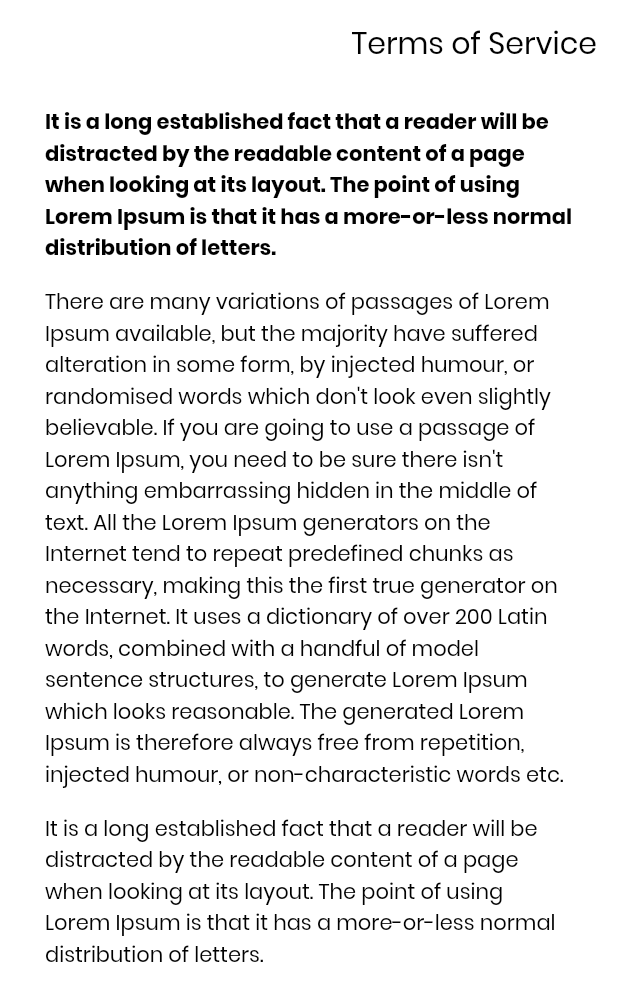
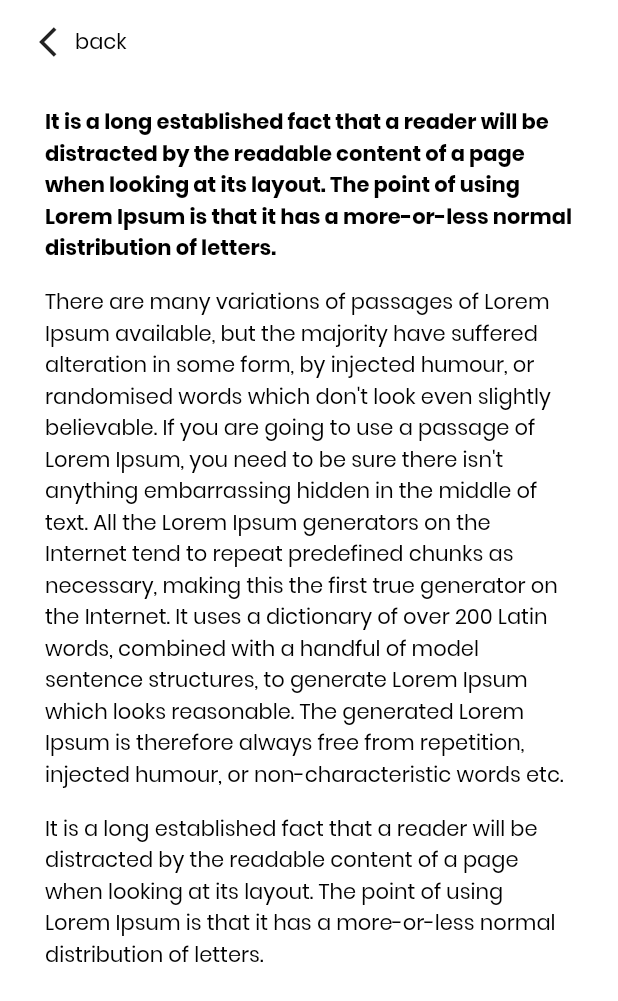
Before and after one commit to aelshamy/backpack, a Flutter app: the TermsOfService screen opened directly, on a phone screen of 412 x 824 dp. Shown: the top 1001 px of the screen. Run offline on Flutter 3.47's test engine with Material 2 defaults, Android fonts, the phone set to English and light mode, and no system bars.

Commit message:
add right title app bar

```diff
--- a/lib/src/components/app_bars/right_title_app_bar.dart
+++ b/lib/src/components/app_bars/right_title_app_bar.dart
@@ -1,3 +1,4 @@
+import 'package:backpack/src/components/app_bars/back_app_bar.dart';
 import 'package:flutter/material.dart';
 
 class RightTitleAppBar extends StatelessWidget implements PreferredSizeWidget {
@@ -7,12 +8,10 @@ class RightTitleAppBar extends StatelessWidget implements PreferredSizeWidget {
 
   @override
   Widget build(BuildContext context) {
-    return AppBar(
-      elevation: 0.0,
-      backgroundColor: Colors.transparent,
+    return BackAppBar(
       actions: <Widget>[
         Padding(
-          padding: EdgeInsets.all(14.0),
+          padding: EdgeInsets.symmetric(vertical: 14.0, horizontal: 35.0),
           child: Text(
             title,
             style: Theme.of(context).textTheme.title,
```
